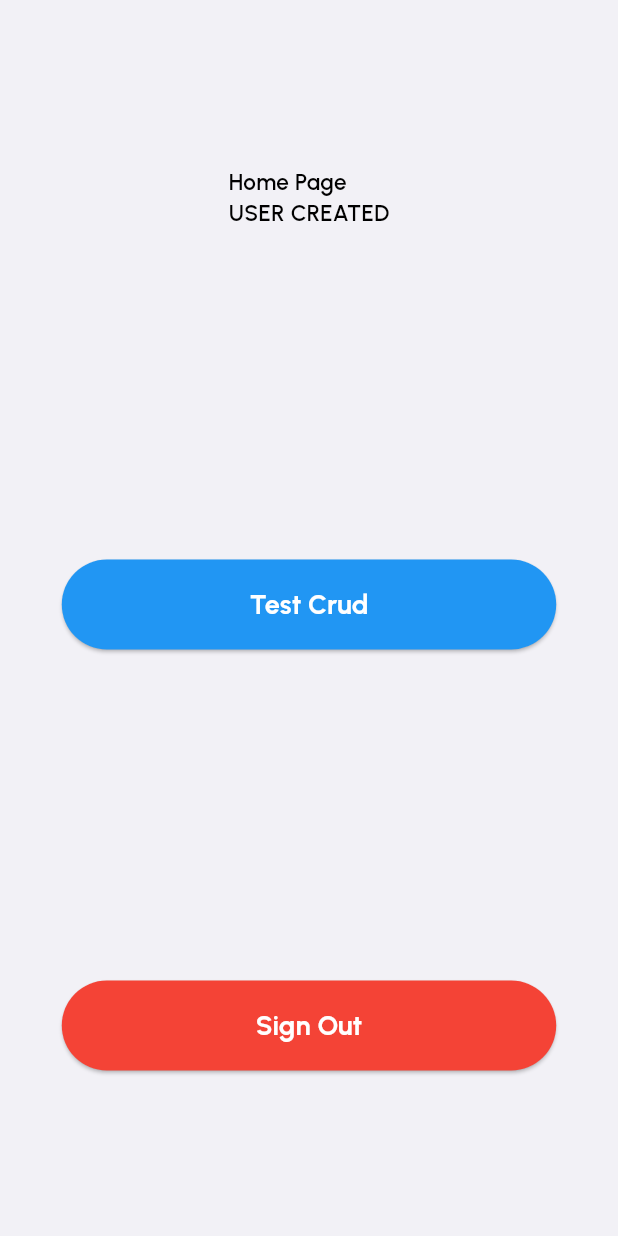
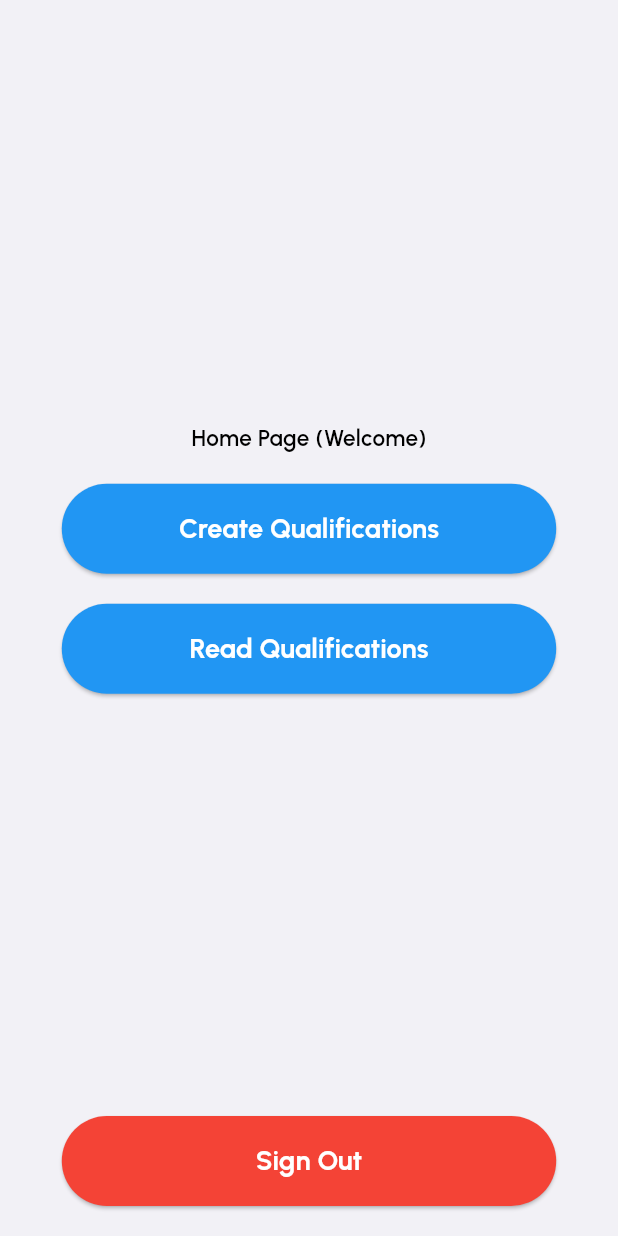
Before and after one commit to ibrahimtariqsheikh/flutterfinaltemplate, a Flutter app: the screen it shows once a user with an empty profile is signed in, on a phone screen of 412 x 824 dp. Run offline on Flutter 3.47's test engine with Material 2 defaults, Android fonts, the phone set to English and light mode, and no system bars; our stand-ins replace bloc, cloud_firestore, equatable, firebase_auth, firebase_core, flutter_bloc and 2 more; accounts and stored records are empty.

Commit message:
dummy read create added

```diff
--- /dev/null
+++ b/lib/blocs/qualifications/qualifications_bloc.dart
@@ -0,0 +1,30 @@
+import 'dart:async';
+
+import 'package:bloc/bloc.dart';
+import 'package:equatable/equatable.dart';
+import 'package:final_template/models/qualifications.dart';
+import 'package:final_template/repositories/qualifications_repository.dart';
+
+part 'qualifications_event.dart';
+part 'qualifications_state.dart';
+
+class QualificationsBloc
+    extends Bloc<QualificationsEvent, QualificationsState> {
+  final QualificationsRepository qualificationsRepository;
+
+  Stream<List<Qualifications>> getQualifications() {
+    return qualificationsRepository.readQualifications();
+  }
+
+  QualificationsBloc({required this.qualificationsRepository})
+      : super(QualificationsState.unknown()) {
+    on<ReadQualificationsEvent>((event, emit) async {
+      emit(state.copyWith(qualificationsStatus: QualificationsStatus.loaded));
+    });
+
+    on<CreateQualEvent>((event, emit) async {
+      await qualificationsRepository.createQualifications(
+          event.id, event.name, event.college, event.university);
+    });
+  }
+}
--- /dev/null
+++ b/lib/blocs/qualifications/qualifications_event.dart
@@ -0,0 +1,33 @@
+// ignore_for_file: public_member_api_docs, sort_constructors_first
+part of 'qualifications_bloc.dart';
+
+abstract class QualificationsEvent extends Equatable {
+  const QualificationsEvent();
+
+  @override
+  List<Object?> get props => [];
+}
+
+class ReadQualificationsEvent extends QualificationsEvent {
+  final List<Qualifications> qualificationsList;
+  const ReadQualificationsEvent({
+    required this.qualificationsList,
+  });
+  @override
+  List<Object?> get props => [qualificationsList];
+}
+
+class CreateQualEvent extends QualificationsEvent {
+  final String id;
+  final String name;
+  final String college;
+  final String university;
+  const CreateQualEvent({
+    required this.id,
+    required this.name,
+    required this.college,
+    required this.university,
+  });
+  @override
+  List<Object?> get props => [id, name, university, college];
+}
--- /dev/null
+++ b/lib/blocs/qualifications/qualifications_state.dart
@@ -0,0 +1,35 @@
+part of 'qualifications_bloc.dart';
+
+enum QualificationsStatus {
+  initial,
+  loading,
+  loaded,
+}
+
+class QualificationsState extends Equatable {
+  final QualificationsStatus qualificationsStatus;
+  final List<Qualifications> qualificationsList;
+
+  const QualificationsState(
+      {required this.qualificationsStatus, required this.qualificationsList});
+
+  factory QualificationsState.unknown() {
+    return const QualificationsState(
+      qualificationsStatus: QualificationsStatus.initial,
+      qualificationsList: [],
+    );
+  }
+
+  @override
+  List<Object> get props => [qualificationsStatus, qualificationsList];
+
+  QualificationsState copyWith({
+    QualificationsStatus? qualificationsStatus,
+    List<Qualifications>? qualificationsList,
+  }) {
+    return QualificationsState(
+      qualificationsStatus: qualificationsStatus ?? this.qualificationsStatus,
+      qualificationsList: qualificationsList ?? this.qualificationsList,
+    );
+  }
+}
--- a/lib/build_routes.dart
+++ b/lib/build_routes.dart
@@ -1,5 +1,6 @@
-import 'package:final_template/pages/crud_test.dart';
+import 'package:final_template/pages/c_qualifications.dart';
 import 'package:final_template/pages/home_page.dart';
+import 'package:final_template/pages/r_qualifications.dart';
 import 'package:final_template/pages/signin_page.dart';
 import 'package:final_template/pages/signup_page.dart';
 import 'package:flutter/material.dart';
@@ -16,8 +17,11 @@ Route<dynamic> buildRoutes(RouteSettings settings) {
     case HomePage.routeName:
       builder = (BuildContext _) => const HomePage();
       break;
-    case CrudTest.routeName:
-      builder = (BuildContext _) => const CrudTest();
+    case CreateQualificationsPage.routeName:
+      builder = (BuildContext _) => const CreateQualificationsPage();
+      break;
+    case ReadQualificationsPage.routeName:
+      builder = (BuildContext _) => const ReadQualificationsPage();
       break;
     default:
       throw Exception('Invalid route: ${settings.name}');
--- a/lib/constants/db_constants.dart
+++ b/lib/constants/db_constants.dart
@@ -1,3 +1,5 @@
 import 'package:cloud_firestore/cloud_firestore.dart';
 
 final usersRef = FirebaseFirestore.instance.collection('users');
+final qualificationsRef =
+    FirebaseFirestore.instance.collection('qualifications');
--- a/lib/main.dart
+++ b/lib/main.dart
@@ -1,12 +1,14 @@
 import 'package:cloud_firestore/cloud_firestore.dart';
 import 'package:final_template/app_theme.dart';
 import 'package:final_template/blocs/auth/auth_bloc.dart';
+import 'package:final_template/blocs/qualifications/qualifications_bloc.dart';
 import 'package:final_template/blocs/signin/signin_cubit.dart';
 import 'package:final_template/blocs/signup/signup_cubit.dart';
 import 'package:final_template/build_routes.dart';
 import 'package:final_template/firebase_options.dart';
 import 'package:final_template/pages/splash_page.dart';
 import 'package:final_template/repositories/auth_repository.dart';
+import 'package:final_template/repositories/qualifications_repository.dart';
 import 'package:firebase_auth/firebase_auth.dart';
 import 'package:firebase_core/firebase_core.dart';
 import 'package:flutter/material.dart';
@@ -48,6 +50,11 @@ class MyApp extends StatelessWidget {
             firebaseFirestore: _firebaseFirestore,
             firebaseAuth: _firebaseAuth,
           ),
+        ),
+        RepositoryProvider(
+          create: (context) => QualificationsRepository(
+            firebaseFirestore: _firebaseFirestore,
+          ),
         )
       ],
       child: MultiBlocProvider(
@@ -63,7 +70,11 @@ class MyApp extends StatelessWidget {
           BlocProvider<SignUpCubit>(
             create: (context) =>
                 SignUpCubit(authRepository: context.read<AuthRepository>()),
-          )
+          ),
+          BlocProvider<QualificationsBloc>(
+              create: (context) => QualificationsBloc(
+                  qualificationsRepository:
+                      context.read<QualificationsRepository>()))
         ],
         child: MaterialApp(
           title: 'Final Template',
--- /dev/null
+++ b/lib/models/qualifications.dart
@@ -0,0 +1,45 @@
+import 'package:equatable/equatable.dart';
+
+class Qualifications extends Equatable {
+  final String name;
+  final String college;
+  final String university;
+
+  const Qualifications({
+    required this.name,
+    required this.college,
+    required this.university,
+  });
+
+  Map<String, dynamic> toJson() => {
+        'name': name,
+        'college': college,
+        'university': university,
+      };
+
+  static Qualifications fromJson(Map<String, dynamic> json) {
+    return Qualifications(
+      name: json['name'],
+      college: json['college'],
+      university: json['university'],
+    );
+  }
+
+  Qualifications copyWith({
+    String? name,
+    String? college,
+    String? university,
+  }) {
+    return Qualifications(
+      name: name ?? this.name,
+      college: college ?? this.college,
+      university: university ?? this.university,
+    );
+  }
+
+  @override
+  bool get stringify => true;
+
+  @override
+  List<Object> get props => [name, college, university];
+}
--- a/lib/pages/home_page.dart
+++ b/lib/pages/home_page.dart
@@ -1,5 +1,6 @@
 import 'package:final_template/blocs/auth/auth_bloc.dart';
-import 'package:final_template/pages/crud_test.dart';
+import 'package:final_template/pages/c_qualifications.dart';
+import 'package:final_template/pages/r_qualifications.dart';
 import 'package:final_template/pages/signin_page.dart';
 import 'package:final_template/widgets/my_button.dart';
 import 'package:flutter/material.dart';
@@ -26,21 +27,40 @@ class HomePage extends StatelessWidget {
             child: SizedBox(
               width: size.width,
               child: Column(
-                mainAxisAlignment: MainAxisAlignment.spaceAround,
-                crossAxisAlignment: CrossAxisAlignment.center,
                 children: [
-                  const Text('Home Page\nUSER CREATED'),
+                  const Spacer(),
+                  const Text('Home Page (Welcome)'),
+                  const SizedBox(
+                    height: 20,
+                  ),
                   MyButton(
-                    buttonText: 'Test Crud',
+                    buttonText: 'Create Qualifications',
                     buttonColor: Colors.blue,
                     buttonWidth: size.width * .8,
                     buttonHeight: 60,
                     isSubmitting: false,
                     isOutlined: false,
                     buttonAction: () {
-                      Navigator.pushNamed(context, CrudTest.routeName);
+                      Navigator.pushNamed(
+                          context, CreateQualificationsPage.routeName);
                     },
                   ),
+                  const SizedBox(
+                    height: 20,
+                  ),
+                  MyButton(
+                    buttonText: 'Read Qualifications',
+                    buttonColor: Colors.blue,
+                    buttonWidth: size.width * .8,
+                    buttonHeight: 60,
+                    isSubmitting: false,
+                    isOutlined: false,
+                    buttonAction: () {
+                      Navigator.pushNamed(
+                          context, ReadQualificationsPage.routeName);
+                    },
+                  ),
+                  const Spacer(),
                   MyButton(
                     buttonText: 'Sign Out',
                     buttonColor: Colors.red,
@@ -51,7 +71,10 @@ class HomePage extends StatelessWidget {
                     buttonAction: () {
                       context.read<AuthBloc>().add(SignOutRequestedEvent());
                     },
-                  )
+                  ),
+                  const SizedBox(
+                    height: 20,
+                  ),
                 ],
               ),
             ),
--- /dev/null
+++ b/lib/repositories/qualifications_repository.dart
@@ -0,0 +1,24 @@
+import 'package:cloud_firestore/cloud_firestore.dart';
+import 'package:final_template/models/qualifications.dart';
+
+class QualificationsRepository {
+  final FirebaseFirestore firebaseFirestore;
+  QualificationsRepository({
+    required this.firebaseFirestore,
+  });
+
+  Future<void> createQualifications(
+      String id, String name, String college, String university) async {
+    final qualDoc = firebaseFirestore.collection('qualifications').doc();
+    final qual =
+        Qualifications(name: name, college: college, university: university);
+    final qualJson = qual.toJson();
+    await qualDoc.set(qualJson);
+  }
+
+  Stream<List<Qualifications>> readQualifications() => firebaseFirestore
+      .collection('qualifications')
+      .snapshots()
+      .map((snapshot) =>
+          snapshot.docs.map((e) => Qualifications.fromJson(e.data())).toList());
+}
```
Also changed, not shown: lib/pages/c_qualifications.dart (added, +67 -0 lines), lib/pages/crud_test.dart (deleted, +0 -15 lines), lib/pages/r_qualifications.dart (added, +47 -0 lines).
